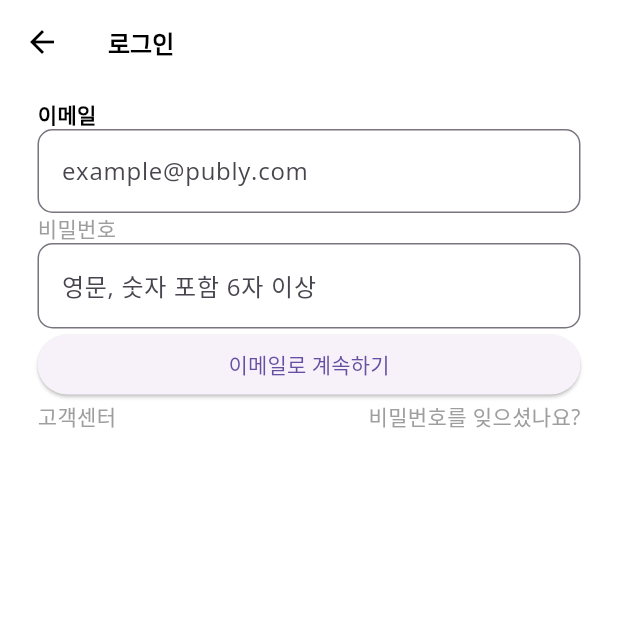
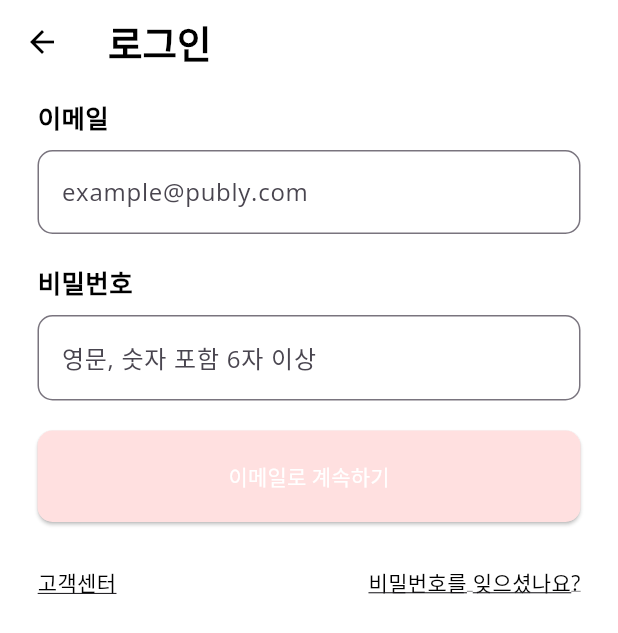
Before and after one commit to Kongjiyoung/dev-community-flutter, a Flutter app: the LoginPage screen opened directly, on a phone screen of 412 x 824 dp. Shown: the top 633 px of the screen. Run offline on Flutter 3.47's test engine with Material 3 defaults, Android fonts, the phone set to English and light mode, and no system bars; our stand-ins replace google_fonts.

Commit message:
로그인페이지완료

```diff
--- a/lib/pages/auth/login.dart
+++ b/lib/pages/auth/login.dart
@@ -7,45 +7,85 @@
   Widget build(BuildContext context) {
     return Scaffold(
       appBar: AppBar(
-        title: Text("로그인"),
+        title: Text(
+          "로그인",
+          style: TextStyle(
+            fontSize: 25,
+            color: Colors.black,
+            fontWeight: FontWeight.w900,
+          ),
+        ),
       ),
       body: Container(
         padding: EdgeInsets.fromLTRB(25, 10, 25, 25),
         child: Column(
           crossAxisAlignment: CrossAxisAlignment.start,
           children: [
-                Text("이메일", style:
-                TextStyle(
+            Text(
+              "이메일",
+              style: TextStyle(
                 color: Colors.black,
-                  fontWeight: FontWeight.w600,
+                fontWeight: FontWeight.w900,
+                fontSize: 17,
               ),
             ),
+            SizedBox(height: 10,),
             TextFormField(
               decoration: InputDecoration(
-                    border: OutlineInputBorder(borderRadius: BorderRadius.circular(10)),
-                    hintText: "example@publy.com",
+                border:
+                OutlineInputBorder(borderRadius: BorderRadius.circular(10)),
+                hintText: "example@publy.com" ,
               ),
             ),
-                Text("비밀번호"),
+            SizedBox(height: 20,),
+            Text(
+              "비밀번호",
+              style: TextStyle(
+                color: Colors.black,
+                fontWeight: FontWeight.w900,
+                fontSize: 17,
+              ),
+            ),
+            SizedBox(height: 10,),
             TextFormField(
               decoration: InputDecoration(
-                    border: OutlineInputBorder(borderRadius: BorderRadius.circular(10)),
+                border:
+                OutlineInputBorder(borderRadius: BorderRadius.circular(10)),
                 hintText: "영문, 숫자 포함 6자 이상",
               ),
             ),
+            SizedBox(height: 20,),
             SizedBox(
               width: double.infinity,
-                  child: ElevatedButton(onPressed: () {
-
-                  },
-                      child: Text("이메일로 계속하기")
+              child: ElevatedButton(
+                onPressed: () {},
+                style: ElevatedButton.styleFrom(
+                  backgroundColor: Color(0xFFFFE0E0), // 배경색 설정
+                  shape: RoundedRectangleBorder(
+                    borderRadius: BorderRadius.circular(10.0), // 둥근 모서리 설정
+                  ),
+                  padding: EdgeInsets.symmetric(
+                      horizontal: 50.0, vertical: 20.0), // 버튼 패딩 설정
+                ),
+                child: Text(style: TextStyle(color: Colors.white), "이메일로 계속하기"),
               ),
             ),
+            SizedBox(height: 30,),
             Row(
               mainAxisAlignment: MainAxisAlignment.spaceBetween,
               children: [
-                    Text("고객센터"),
-                    Text("비밀번호를 잊으셨나요?"),
+                Text("고객센터",
+                  style: TextStyle(
+                    color: Colors.black,
+                    decoration: TextDecoration.underline, // 밑줄 설정
+                  ),
+                ),
+                Text("비밀번호를 잊으셨나요?",
+                  style: TextStyle(
+                    color: Colors.black,
+                    decoration: TextDecoration.underline, // 밑줄 설정
+                  ),
+                ),
               ],
             ),
           ],
```
Lines whose indentation alone changed are shown as unchanged.
